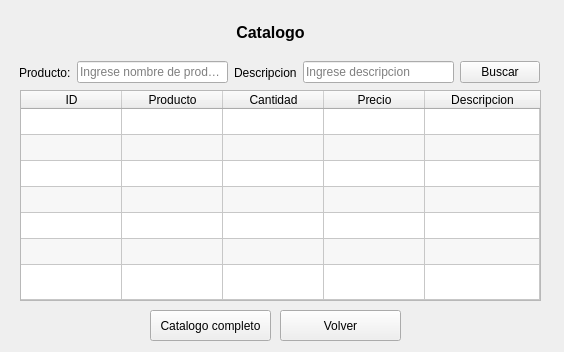
Before: the Qt Designer form app_proyecto/Qt/window_consulta.ui in nvargas24/App_stock, drawn with Qt 5.
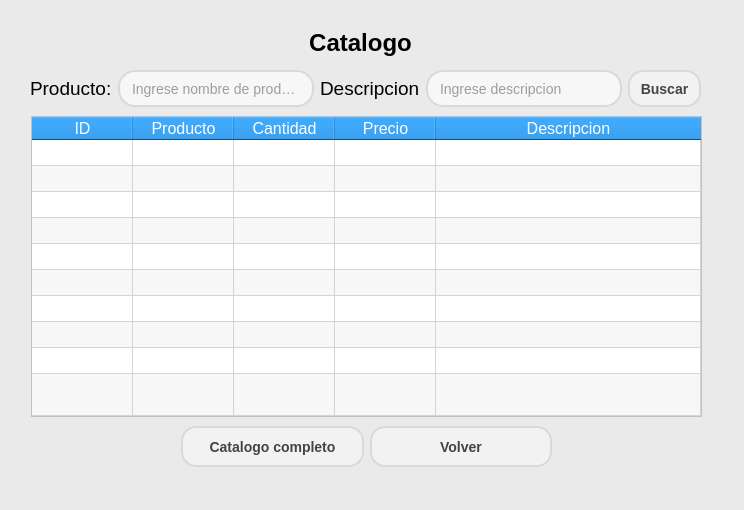
After: the same form once the commit is applied.

Diff of the .ui file:
```diff
--- a/app_proyecto/Qt/window_consulta.ui
+++ b/app_proyecto/Qt/window_consulta.ui
@@ -6,8 +6,8 @@
    <rect>
     <x>0</x>
     <y>0</y>
-    <width>564</width>
-    <height>352</height>
+    <width>744</width>
+    <height>510</height>
    </rect>
   </property>
   <property name="windowTitle">
@@ -17,16 +17,18 @@
    <number>0</number>
   </property>
   <property name="styleSheet">
-   <string notr="true">QApplication::setStyle(&quot;fusion&quot;);
+   <string notr="true">/*QApplication::setStyle(&quot;fusion&quot;);*/
+
+background-color: #EAEAEA;
 </string>
   </property>
   <widget class="QTableWidget" name="catalogo_list">
    <property name="geometry">
     <rect>
-     <x>20</x>
-     <y>90</y>
-     <width>521</width>
-     <height>211</height>
+     <x>31</x>
+     <y>116</y>
+     <width>671</width>
+     <height>301</height>
     </rect>
    </property>
    <property name="minimumSize">
@@ -35,6 +37,70 @@
      <height>0</height>
     </size>
    </property>
+   <property name="font">
+    <font>
+     <pointsize>12</pointsize>
+    </font>
+   </property>
+   <property name="autoFillBackground">
+    <bool>false</bool>
+   </property>
+   <property name="styleSheet">
+    <string notr="true">QTableWidget {
+    background-color: #ffffff; /* Color de fondo de la tabla */
+    border: 1px solid #c2c2c2; /* Borde de la tabla */
+}
+
+QHeaderView::section {
+    background-color: #0078D7; /* Tono celeste medio oscuro */
+    color: white; /* Texto en blanco */
+    selection-color: white; /* Texto en blanco al seleccionar */
+}
+
+QTableWidget::item:selected {
+    background-color: #8CB8E6; /* Color de fondo de celda seleccionada */
+    color: #ffffff; /* Color de texto de celda seleccionada */
+}
+
+QScrollBar:vertical {
+    border: none;
+    background: #ffffff;
+    width: 10px;
+    margin: 0px 0 0px 0;
+}
+QScrollBar::handle:vertical {
+    background: #e1e1e1;
+    min-height: 20px;
+    border-radius: 5px;
+}
+QScrollBar::handle:vertical:hover {
+    background: #c2c2c2;
+}
+QScrollBar::add-line:vertical {
+    border: none;
+    background: #ffffff;
+    height: 0px;
+    subcontrol-position: bottom;
+    subcontrol-origin: margin;
+}
+QScrollBar::sub-line:vertical {
+    border: none;
+    background: #ffffff;
+    height: 0px;
+    subcontrol-position: top;
+    subcontrol-origin: margin;
+}
+QScrollBar::up-arrow:vertical, QScrollBar::down-arrow:vertical {
+    border: none;
+    background: none;
+    color: none;
+    margin: 0px 0 0px 0;
+    padding: 0px;
+}
+QScrollBar::add-page:vertical, QScrollBar::sub-page:vertical {
+    background: none;
+}</string>
+   </property>
    <property name="frameShadow">
     <enum>QFrame::Raised</enum>
    </property>
@@ -72,7 +138,7 @@
     <bool>true</bool>
    </property>
    <property name="rowCount">
-    <number>7</number>
+    <number>10</number>
    </property>
    <attribute name="horizontalHeaderVisible">
     <bool>true</bool>
@@ -123,12 +189,16 @@
    <row/>
    <row/>
    <row/>
+   <row/>
+   <row/>
+   <row/>
    <column>
     <property name="text">
      <string>ID</string>
     </property>
     <property name="font">
      <font>
+      <pointsize>12</pointsize>
       <weight>50</weight>
       <bold>false</bold>
       <stylestrategy>PreferAntialias</stylestrategy>
@@ -142,6 +212,11 @@
     <property name="text">
      <string>Producto</string>
     </property>
+    <property name="font">
+     <font>
+      <pointsize>12</pointsize>
+     </font>
+    </property>
     <property name="textAlignment">
      <set>AlignCenter</set>
     </property>
@@ -150,6 +225,11 @@
     <property name="text">
      <string>Cantidad</string>
     </property>
+    <property name="font">
+     <font>
+      <pointsize>12</pointsize>
+     </font>
+    </property>
     <property name="textAlignment">
      <set>AlignCenter</set>
     </property>
@@ -158,6 +238,11 @@
     <property name="text">
      <string>Precio</string>
     </property>
+    <property name="font">
+     <font>
+      <pointsize>12</pointsize>
+     </font>
+    </property>
     <property name="textAlignment">
      <set>AlignCenter</set>
     </property>
@@ -166,13 +251,22 @@
     <property name="text">
      <string>Descripcion</string>
     </property>
+    <property name="font">
+     <font>
+      <pointsize>12</pointsize>
+     </font>
+    </property>
     <property name="textAlignment">
      <set>AlignCenter</set>
     </property>
    </column>
    <item row="0" column="0">
+    <property name="text">
+     <string/>
+    </property>
     <property name="font">
      <font>
+      <pointsize>12</pointsize>
       <stylestrategy>PreferDefault</stylestrategy>
       <kerning>true</kerning>
      </font>
@@ -182,167 +276,19 @@
     </property>
    </item>
   </widget>
-  <widget class="QPushButton" name="btn_cat_full">
-   <property name="geometry">
-    <rect>
-     <x>150</x>
-     <y>310</y>
-     <width>121</width>
-     <height>31</height>
-    </rect>
-   </property>
-   <property name="text">
-    <string>Catalogo completo</string>
-   </property>
-  </widget>
-  <widget class="QPushButton" name="btn_volver">
-   <property name="geometry">
-    <rect>
-     <x>280</x>
-     <y>310</y>
-     <width>121</width>
-     <height>31</height>
-    </rect>
-   </property>
-   <property name="text">
-    <string>Volver</string>
-   </property>
-  </widget>
-  <widget class="QWidget" name="layoutWidget">
-   <property name="geometry">
-    <rect>
-     <x>19</x>
-     <y>60</y>
-     <width>521</width>
-     <height>25</height>
-    </rect>
-   </property>
-   <layout class="QHBoxLayout" name="horizontalLayout" stretch="0,0,0,0,0">
-    <item>
-     <widget class="QLabel" name="label_nombre">
-      <property name="font">
-       <font>
-        <pointsize>9</pointsize>
-       </font>
-      </property>
-      <property name="text">
-       <string>Producto:</string>
-      </property>
-     </widget>
-    </item>
-    <item>
-     <widget class="QLineEdit" name="in_nombre">
-      <property name="tabletTracking">
-       <bool>false</bool>
-      </property>
-      <property name="focusPolicy">
-       <enum>Qt::StrongFocus</enum>
-      </property>
-      <property name="autoFillBackground">
-       <bool>false</bool>
-      </property>
-      <property name="inputMethodHints">
-       <set>Qt::ImhNone</set>
-      </property>
-      <property name="inputMask">
-       <string/>
-      </property>
-      <property name="text">
-       <string/>
-      </property>
-      <property name="maxLength">
-       <number>32767</number>
-      </property>
-      <property name="frame">
-       <bool>true</bool>
-      </property>
-      <property name="dragEnabled">
-       <bool>false</bool>
-      </property>
-      <property name="readOnly">
-       <bool>false</bool>
-      </property>
-      <property name="placeholderText">
-       <string>Ingrese nombre de producto</string>
-      </property>
-      <property name="clearButtonEnabled">
-       <bool>true</bool>
-      </property>
-     </widget>
-    </item>
-    <item>
-     <widget class="QLabel" name="label_descripcion">
-      <property name="font">
-       <font>
-        <pointsize>9</pointsize>
-       </font>
-      </property>
-      <property name="text">
-       <string>Descripcion</string>
-      </property>
-     </widget>
-    </item>
-    <item>
-     <widget class="QLineEdit" name="in_descrip">
-      <property name="tabletTracking">
-       <bool>false</bool>
-      </property>
-      <property name="focusPolicy">
-       <enum>Qt::StrongFocus</enum>
-      </property>
-      <property name="autoFillBackground">
-       <bool>false</bool>
-      </property>
-      <property name="inputMethodHints">
-       <set>Qt::ImhNone</set>
-      </property>
-      <property name="inputMask">
-       <string/>
-      </property>
-      <property name="text">
-       <string/>
-      </property>
-      <property name="maxLength">
-       <number>32767</number>
-      </property>
-      <property name="frame">
-       <bool>true</bool>
-      </property>
-      <property name="dragEnabled">
-       <bool>false</bool>
-      </property>
-      <property name="readOnly">
-       <bool>false</bool>
-      </property>
-      <property name="placeholderText">
-       <string>Ingrese descripcion</string>
-      </property>
-      <property name="clearButtonEnabled">
-       <bool>true</bool>
-      </property>
-     </widget>
-    </item>
-    <item>
-     <widget class="QPushButton" name="btn_buscar">
-      <property name="text">
-       <string>Buscar</string>
-      </property>
-     </widget>
-    </item>
-   </layout>
-  </widget>
   <widget class="QLabel" name="titulo">
    <property name="geometry">
     <rect>
-     <x>160</x>
-     <y>10</y>
+     <x>250</x>
+     <y>20</y>
      <width>221</width>
      <height>45</height>
     </rect>
    </property>
    <property name="font">
     <font>
-     <pointsize>12</pointsize>
+     <family>Segoe UI</family>
+     <pointsize>18</pointsize>
      <weight>75</weight>
      <bold>true</bold>
     </font>
@@ -354,12 +300,133 @@
     <set>Qt::AlignCenter</set>
    </property>
   </widget>
+  <widget class="QWidget" name="layoutWidget">
+   <property name="geometry">
+    <rect>
+     <x>31</x>
+     <y>426</y>
+     <width>671</width>
+     <height>41</height>
+    </rect>
+   </property>
+   <layout class="QHBoxLayout" name="horizontalLayout_1">
+    <property name="leftMargin">
+     <number>150</number>
+    </property>
+    <property name="rightMargin">
+     <number>150</number>
+    </property>
+    <item>
+     <widget class="QPushButton" name="btn_cat_full">
+      <property name="enabled">
+       <bool>true</bool>
+      </property>
+      <property name="sizePolicy">
+       <sizepolicy hsizetype="Preferred" vsizetype="Expanding">
+        <horstretch>0</horstretch>
+        <verstretch>0</verstretch>
+       </sizepolicy>
+      </property>
+      <property name="font">
+       <font>
+        <family>Segoe UI</family>
+        <pointsize>-1</pointsize>
+        <weight>75</weight>
+        <bold>true</bold>
+       </font>
+      </property>
+      <property name="styleSheet">
+       <string notr="true">QPushButton {
+    background-color: #F2F2F2; /* Color de fondo */
+    border: 2px solid #D9D9D9; /* Borde gris claro */
+    border-radius: 15px; /* Bordes curvos */
+    padding: 5px 10px; /* Espacio interno para texto */
+    font-weight: bold; /* Texto en negrita */
+    font-size: 14px; /* Tamaño de fuente */
+    color: #444444; /* Color de texto */
+}
+
+QPushButton:hover {
+    background-color: #88AEF1; /* Color celeste */
+    border-color: #0078D7; /* Borde celeste */
+    color: #FFFFFF; /* Color de texto blanco */
+}</string>
+      </property>
+      <property name="inputMethodHints">
+       <set>Qt::ImhSensitiveData|Qt::ImhUppercaseOnly</set>
+      </property>
+      <property name="text">
+       <string>Catalogo completo</string>
+      </property>
+      <property name="checkable">
+       <bool>true</bool>
+      </property>
+      <property name="checked">
+       <bool>true</bool>
+      </property>
+      <property name="autoRepeat">
+       <bool>true</bool>
+      </property>
+      <property name="autoRepeatDelay">
+       <number>150</number>
+      </property>
+      <property name="autoDefault">
+       <bool>false</bool>
+      </property>
+      <property name="default">
+       <bool>false</bool>
+      </property>
+      <property name="flat">
+       <bool>false</bool>
+      </property>
+     </widget>
+    </item>
+    <item>
+     <widget class="QPushButton" name="btn_volver">
+      <property name="sizePolicy">
+       <sizepolicy hsizetype="Preferred" vsizetype="Expanding">
+        <horstretch>0</horstretch>
+        <verstretch>0</verstretch>
+       </sizepolicy>
+      </property>
+      <property name="font">
+       <font>
+        <family>Segoe UI</family>
+        <pointsize>-1</pointsize>
+        <weight>75</weight>
+        <bold>true</bold>
+       </font>
+      </property>
+      <property name="styleSheet">
+       <string notr="true">QPushButton {
+    background-color: #F2F2F2; /* Color de fondo */
+    border: 2px solid #D9D9D9; /* Borde gris claro */
+    border-radius: 15px; /* Bordes curvos */
+    padding: 5px 10px; /* Espacio interno para texto */
+    font-weight: bold; /* Texto en negrita */
+    font-size: 14px; /* Tamaño de fuente */
+    color: #444444; /* Color de texto */
+}
+
+QPushButton:hover {
+    background-color: #88AEF1; /* Color celeste */
+    border-color: #0078D7; /* Borde celeste */
+    color: #FFFFFF; /* Color de texto blanco */
+}</string>
+      </property>
+      <property name="text">
+       <string>Volver</string>
+      </property>
+     </widget>
+    </item>
+   </layout>
+  </widget>
   <widget class="QLabel" name="notificacion">
    <property name="geometry">
     <rect>
-     <x>310</x>
-     <y>30</y>
-     <width>231</width>
+     <x>180</x>
+     <y>470</y>
+     <width>241</width>
      <height>20</height>
     </rect>
    </property>
@@ -385,6 +452,247 @@
     <set>Qt::LinksAccessibleByMouse|Qt::TextEditable</set>
    </property>
   </widget>
+  <widget class="QWidget" name="layoutWidget_2">
+   <property name="geometry">
+    <rect>
+     <x>30</x>
+     <y>70</y>
+     <width>671</width>
+     <height>37</height>
+    </rect>
+   </property>
+   <layout class="QHBoxLayout" name="horizontalLayout_2" stretch="0,0,0,0,0">
+    <property name="sizeConstraint">
+     <enum>QLayout::SetDefaultConstraint</enum>
+    </property>
+    <item>
+     <widget class="QLabel" name="label_nombre">
+      <property name="sizePolicy">
+       <sizepolicy hsizetype="Fixed" vsizetype="Preferred">
+        <horstretch>0</horstretch>
+        <verstretch>0</verstretch>
+       </sizepolicy>
+      </property>
+      <property name="font">
+       <font>
+        <family>Segoe UI</family>
+        <pointsize>14</pointsize>
+       </font>
+      </property>
+      <property name="text">
+       <string>Producto:</string>
+      </property>
+     </widget>
+    </item>
+    <item>
+     <widget class="QLineEdit" name="in_nombre">
+      <property name="sizePolicy">
+       <sizepolicy hsizetype="Expanding" vsizetype="Expanding">
+        <horstretch>0</horstretch>
+        <verstretch>0</verstretch>
+       </sizepolicy>
+      </property>
+      <property name="font">
+       <font>
+        <family>Segoe UI</family>
+        <pointsize>-1</pointsize>
+        <weight>50</weight>
+        <bold>false</bold>
+       </font>
+      </property>
+      <property name="tabletTracking">
+       <bool>false</bool>
+      </property>
+      <property name="focusPolicy">
+       <enum>Qt::StrongFocus</enum>
+      </property>
+      <property name="autoFillBackground">
+       <bool>false</bool>
+      </property>
+      <property name="styleSheet">
+       <string notr="true">QLineEdit {
+    background-color: #F7F7F7; /* Color de fondo */
+    border: 2px solid #D9D9D9; /* Borde gris claro */
+    border-radius: 17px; /* Bordes curvos */
+    padding: 5px 10px; /* Espacio interno para texto */
+    font-size: 14px; /* Tamaño de fuente */
+    color: #444444; /* Color de texto */
+}
+QLineEdit:focus {
+    border-color: #0078d7; /* Cambia el color del borde cuando se selecciona el QLineEdit */
+    outline: none; /* Elimina el contorno alrededor del QLineEdit al seleccionarlo */
+}
+</string>
+      </property>
+      <property name="inputMethodHints">
+       <set>Qt::ImhNone</set>
+      </property>
+      <property name="inputMask">
+       <string/>
+      </property>
+      <property name="text">
+       <string/>
+      </property>
+      <property name="maxLength">
+       <number>32767</number>
+      </property>
+      <property name="frame">
+       <bool>true</bool>
+      </property>
+      <property name="dragEnabled">
+       <bool>false</bool>
+      </property>
+      <property name="readOnly">
+       <bool>false</bool>
+      </property>
+      <property name="placeholderText">
+       <string>Ingrese nombre de producto</string>
+      </property>
+      <property name="clearButtonEnabled">
+       <bool>true</bool>
+      </property>
+     </widget>
+    </item>
+    <item>
+     <widget class="QLabel" name="label_descripcion">
+      <property name="sizePolicy">
+       <sizepolicy hsizetype="Fixed" vsizetype="Preferred">
+        <horstretch>0</horstretch>
+        <verstretch>0</verstretch>
+       </sizepolicy>
+      </property>
+      <property name="font">
+       <font>
+        <family>Segoe UI</family>
+        <pointsize>14</pointsize>
+       </font>
+      </property>
+      <property name="text">
+       <string>Descripcion</string>
+      </property>
+     </widget>
+    </item>
+    <item>
+     <widget class="QLineEdit" name="in_descrip">
+      <property name="sizePolicy">
+       <sizepolicy hsizetype="Expanding" vsizetype="Expanding">
+        <horstretch>0</horstretch>
+        <verstretch>0</verstretch>
+       </sizepolicy>
+      </property>
+      <property name="font">
+       <font>
+        <family>Segoe UI</family>
+        <pointsize>-1</pointsize>
+        <weight>50</weight>
+        <bold>false</bold>
+       </font>
+      </property>
+      <property name="tabletTracking">
+       <bool>false</bool>
+      </property>
+      <property name="focusPolicy">
+       <enum>Qt::StrongFocus</enum>
+      </property>
+      <property name="autoFillBackground">
+       <bool>false</bool>
+      </property>
+      <property name="styleSheet">
+       <string notr="true">QLineEdit {
+    background-color: #F7F7F7; /* Color de fondo */
+    border: 2px solid #D9D9D9; /* Borde gris claro */
+    border-radius: 17px; /* Bordes curvos */
+    padding: 5px 10px; /* Espacio interno para texto */
+    font-size: 14px; /* Tamaño de fuente */
+    color: #444444; /* Color de texto */
+}
+QLineEdit:focus {
+    border-color: #0078d7; /* Cambia el color del borde cuando se selecciona el QLineEdit */
+    outline: none; /* Elimina el contorno alrededor del QLineEdit al seleccionarlo */
+}
+</string>
+      </property>
+      <property name="inputMethodHints">
+       <set>Qt::ImhNone</set>
+      </property>
+      <property name="inputMask">
+       <string/>
+      </property>
+      <property name="text">
+       <string/>
+      </property>
+      <property name="maxLength">
+       <number>32767</number>
+      </property>
+      <property name="frame">
+       <bool>true</bool>
+      </property>
+      <property name="dragEnabled">
+       <bool>false</bool>
+      </property>
+      <property name="readOnly">
+       <bool>false</bool>
+      </property>
+      <property name="placeholderText">
+       <string>Ingrese descripcion</string>
+      </property>
+      <property name="clearButtonEnabled">
+       <bool>true</bool>
+      </property>
+     </widget>
+    </item>
+    <item>
+     <widget class="QPushButton" name="btn_buscar">
+      <property name="sizePolicy">
+       <sizepolicy hsizetype="Fixed" vsizetype="Expanding">
+        <horstretch>1</horstretch>
+        <verstretch>0</verstretch>
+       </sizepolicy>
+      </property>
+      <property name="font">
+       <font>
+        <family>Segoe UI</family>
+        <pointsize>-1</pointsize>
+        <weight>75</weight>
+        <bold>true</bold>
+       </font>
+      </property>
+      <property name="styleSheet">
+       <string notr="true">QPushButton {
+    background-color: #F2F2F2; /* Color de fondo */
+    border: 2px solid #D9D9D9; /* Borde gris claro */
+    border-radius: 15px; /* Bordes curvos */
+    padding: 5px 10px; /* Espacio interno para texto */
+    font-weight: bold; /* Texto en negrita */
+    font-size: 14px; /* Tamaño de fuente */
+    color: #444444; /* Color de texto */
+}
+
+QPushButton:hover {
+    background-color: #88AEF1; /* Color celeste */
+    border-color: #0078D7; /* Borde celeste */
+    color: #FFFFFF; /* Color de texto blanco */
+}</string>
+      </property>
+      <property name="text">
+       <string>Buscar</string>
+      </property>
+      <property name="checkable">
+       <bool>false</bool>
+      </property>
+      <property name="checked">
+       <bool>false</bool>
+      </property>
+      <property name="autoRepeat">
+       <bool>false</bool>
+      </property>
+      <property name="autoExclusive">
+       <bool>false</bool>
+      </property>
+     </widget>
+    </item>
+   </layout>
+  </widget>
  </widget>
  <resources/>
  <connections/>
```
